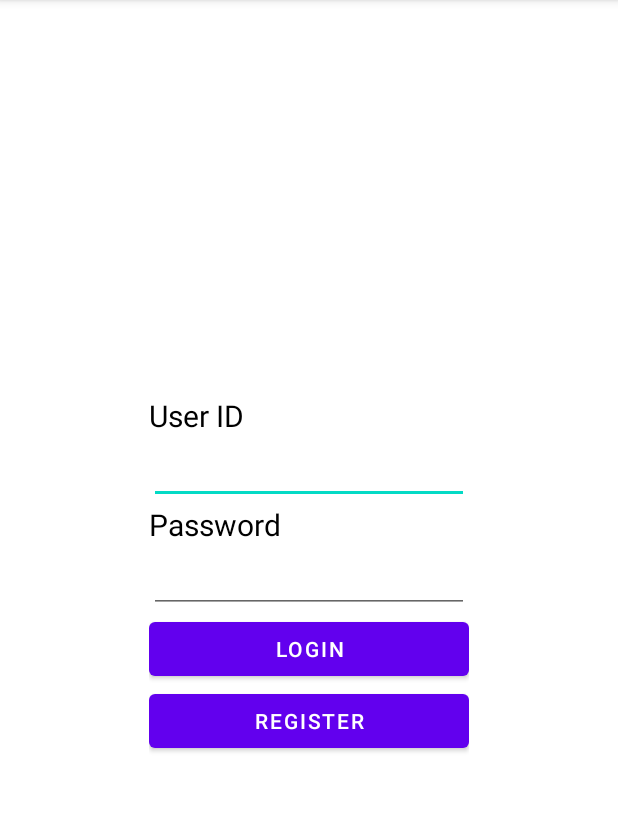
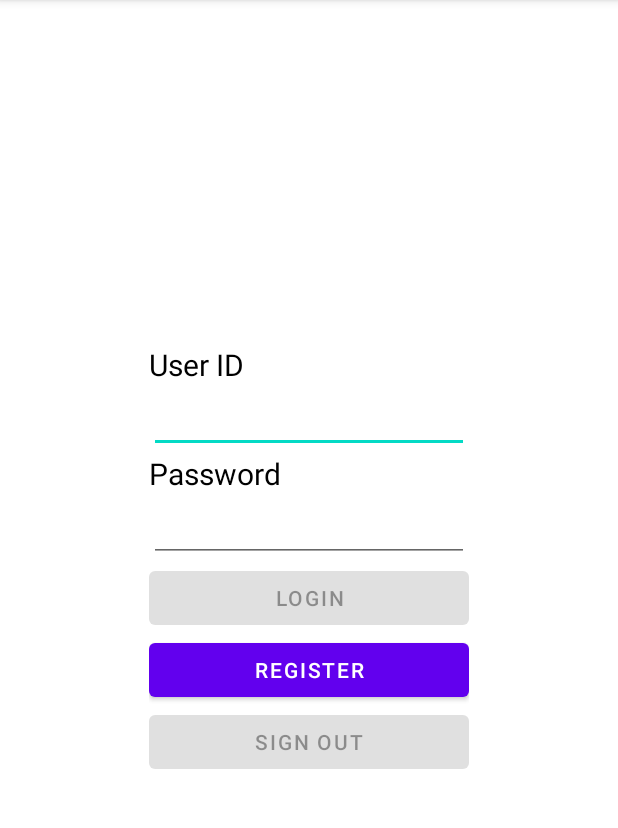
Before and after one commit to Gavsh96/Kamuko, an Android app: the screen it shows after launch (LoginActivity), after a tap on an icon or button, on a phone screen of 412 x 824 dp, the part 84-912 px from its top. Run offline under Robolectric (Android 15) with nearby library versions, the phone set to English and light mode, and no system bars.

Commit message:
login implementation updates

```diff
--- a/app/src/main/java/com/example/kamuko/MainActivity.java
+++ b/app/src/main/java/com/example/kamuko/MainActivity.java
@@ -23,6 +23,8 @@ public class MainActivity extends AppCompatActivity {
         rDBm.deleteAllRestaurants();
         rDBm.deleteAllMenu();
         rDBm.removeAllItems();
+        rDBm.deleteAllUser();
+        rDBm.deleteAllLoggedIn();
         CreateRestaurants(rDBm);
 
         FragmentManager frag = getSupportFragmentManager();
@@ -163,5 +165,8 @@ public class MainActivity extends AppCompatActivity {
         rDBm.addMenu(r7m4);
         rDBm.addMenu(r7m5);
         rDBm.addMenu(r7m6);
+
+        User u1 = new User("1234ga", "ppsmols", "123456");
+        rDBm.addUser(u1);
     }
 }
--- a/app/src/main/java/com/example/kamuko/SignUpFrag.java
+++ b/app/src/main/java/com/example/kamuko/SignUpFrag.java
@@ -4,30 +4,135 @@ import android.os.Bundle;
 
 import androidx.fragment.app.Fragment;
 
+import android.service.autofill.UserData;
+import android.text.Editable;
+import android.text.TextWatcher;
 import android.view.LayoutInflater;
 import android.view.View;
 import android.view.ViewGroup;
 import android.widget.Button;
+import android.widget.EditText;
 import android.widget.TextView;
+import android.widget.Toast;
+
+import com.google.android.material.snackbar.Snackbar;
 
 import org.w3c.dom.Text;
 
+import java.util.ArrayList;
+import java.util.Iterator;
+
 public class SignUpFrag extends Fragment {
 
-    TextView userIdText;
-    TextView passwordText;
+    private DBModel rDBm;
+    private TextView userIdText;
+    private EditText userIdIn;
+    private TextView passwordText;
+    private EditText passwordIn;
+    private Button Login;
+    private Button Register;
+    private Button SignOut;
+    private String userID;
+    private String password;
+    private TextView notification;
+    private ArrayList<LoggedIn> loggedIn;
+    private ArrayList<User> userData;
+    private Iterator<User> itU;
+
     @Override
     public View onCreateView(LayoutInflater inflater, ViewGroup container,
                              Bundle savedInstanceState) {
-        View view = inflater.inflate(R.layout.fragment_sign_up,container,false);
+        View view = inflater.inflate(R.layout.fragment_sign_up, container, false);
+
+        rDBm = new DBModel();
+        rDBm.load(getActivity().getApplicationContext());
+
+        loggedIn = rDBm.getAllLoggedIn();
+        userData = rDBm.getAllUser();
 
         userIdText = view.findViewById(R.id.userIdText);
         passwordText = view.findViewById(R.id.passwordText);
+        userIdIn = view.findViewById(R.id.userIdIn);
+        passwordIn = view.findViewById(R.id.passwordIn);
+        Login = view.findViewById(R.id.loginBt);
+        Register = view.findViewById(R.id.registerBt);
+        SignOut = view.findViewById(R.id.signoutBt);
+        notification = view.findViewById(R.id.notification);
+
+        SignOut.setEnabled(!loggedIn.isEmpty());
+        userIdIn.addTextChangedListener(textDetector);
+        passwordIn.addTextChangedListener(textDetector);
 
         userIdText.setText("User ID");
         passwordText.setText("Password");
-        return  view;
+
+        Login.setOnClickListener(new View.OnClickListener() {
+            @Override
+            public void onClick(View view) {
+                userID = userIdIn.getText().toString();
+                password = passwordIn.getText().toString();
+
+                User user = searchUser(userID, password);
+                if (user != null)
+                {
+                    rDBm.deleteAllLoggedIn();
+                    LoggedIn lI = new LoggedIn(user.getUserId(), user.getName());
+                    rDBm.addLoggedIn(lI);
+                    String name = user.getName();
+                    notification.setText(name+" logged in !");
+                    loggedIn = rDBm.getAllLoggedIn();
+                }
+                else
+                {
+                    notification.setText("This user is not registered !");
+                }
+
+                if(!loggedIn.isEmpty() && loggedIn.size() < 2)
+                {
+                    notification.setText("wade hari !");
+                }
+            }
+        });
 
 
+
+        return view;
+
     }
+
+    private TextWatcher textDetector = new TextWatcher() {
+        @Override
+        public void beforeTextChanged(CharSequence charSequence, int i, int i1, int i2) {
+
+        }
+
+        @Override
+        public void onTextChanged(CharSequence charSequence, int i, int i1, int i2) {
+            String inputId = userIdIn.getText().toString().trim();
+            String inputPassword = passwordIn.getText().toString().trim();
+
+            Login.setEnabled(!inputId.isEmpty() && !inputPassword.isEmpty());
+        }
+
+        @Override
+        public void afterTextChanged(Editable editable) {
+
+        }
+    };
+
+    private User searchUser(String userID, String password)
+    {
+        itU = userData.iterator();
+
+        while (itU.hasNext())
+        {
+            User user = itU.next();
+            if(user.getUserId().equals(userID) && user.getPassword().equals(password))
+            {
+                return user;
+            }
+        }
+        return null;
+    }
+
 }
--- a/app/src/main/res/layout/fragment_sign_up.xml
+++ b/app/src/main/res/layout/fragment_sign_up.xml
@@ -21,7 +21,7 @@
             android:textSize="20sp" />
 
         <EditText
-            android:id="@+id/editTextTextPersonName2"
+            android:id="@+id/userIdIn"
             android:layout_width="match_parent"
             android:layout_height="wrap_content"
             android:ems="10"
@@ -36,23 +36,36 @@
             android:textSize="20sp" />
 
         <EditText
-            android:id="@+id/editTextTextPassword"
+            android:id="@+id/passwordIn"
             android:layout_width="match_parent"
             android:layout_height="wrap_content"
             android:ems="10"
             android:inputType="textPassword" />
 
         <Button
-            android:id="@+id/button"
+            android:id="@+id/loginBt"
             android:layout_width="match_parent"
             android:layout_height="wrap_content"
-            android:text="Login" />
+            android:text="Login"
+            android:enabled="false"/>
 
         <Button
-            android:id="@+id/button2"
+            android:id="@+id/registerBt"
             android:layout_width="match_parent"
             android:layout_height="wrap_content"
-            android:text="Register" />
+            android:text="Register"
+            />
+
+        <Button
+            android:id="@+id/signoutBt"
+            android:layout_width="match_parent"
+            android:layout_height="wrap_content"
+            android:text="Sign Out" />
+
+        <TextView
+            android:id="@+id/notification"
+            android:layout_width="match_parent"
+            android:layout_height="wrap_content" />
 
     </LinearLayout>
 
```
